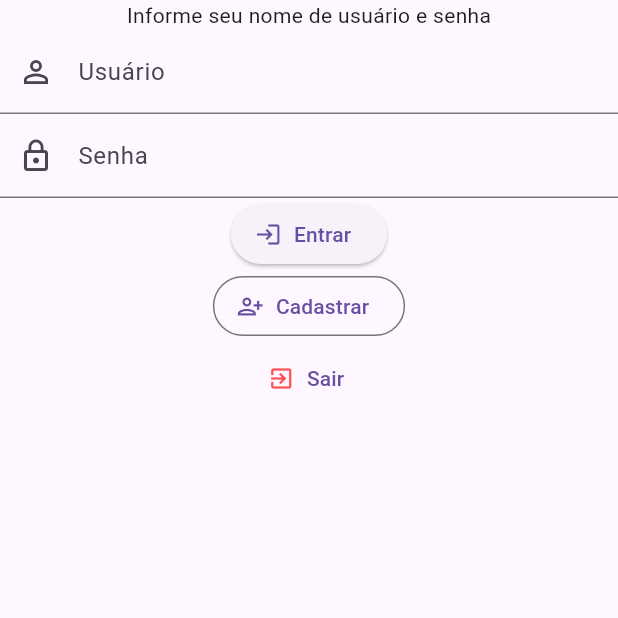
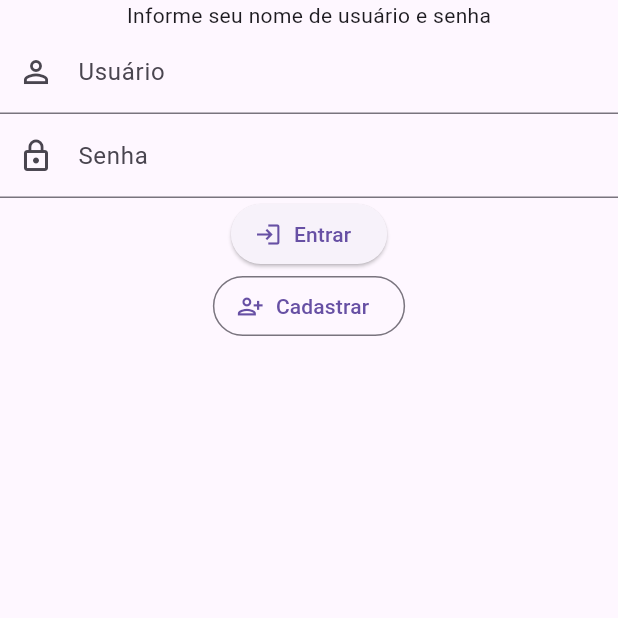
Before and after one commit to DiariamentePablo/prova_sub_mobile, a Flutter app: the screen it shows after launch, after a tap on "Entrar", on a phone screen of 412 x 824 dp, the top half of it. Run offline on Flutter 3.47's test engine with Material 3 defaults, Android fonts, the light colour scheme and no system bars; our stand-ins replace firebase_auth, firebase_core; accounts and stored records are empty; network calls fail.

Commit message:
Login de usuário - Correção de rotas e botão
1- O botão de sair - que estava especificado para outra tela e foi desenvolvido nesta por engano - foi removido.
2- Foi feita a adição da rota '/principal' ao main.dart e correção do botão que deveria encaminhar para a respectiva tela.

```diff
--- a/lib/main.dart
+++ b/lib/main.dart
@@ -1,11 +1,10 @@
-import 'package:firebase_auth/firebase_auth.dart';
 import 'package:flutter/material.dart';
 import 'package:firebase_core/firebase_core.dart';
 import 'package:prova_sub_mobile/telas/cadastro.dart';
+import 'package:prova_sub_mobile/telas/inicio.dart';
 import 'firebase_options.dart';
 import 'package:prova_sub_mobile/temas/tema_padrao.dart';
 import 'package:prova_sub_mobile/telas/login.dart';
-import 'package:prova_sub_mobile/telas/cadastro.dart';
 
 void main() async {
   WidgetsFlutterBinding.ensureInitialized();
@@ -26,6 +25,7 @@
       initialRoute: '/',
       routes: {
         '/cadastro': (context) => AdicionarItemPage(),
+        '/principal': (context) => TelaInicial(),
       },
       home: TelaLogin(),
     );
--- a/lib/telas/login.dart
+++ b/lib/telas/login.dart
@@ -1,6 +1,5 @@
 import 'package:flutter/material.dart';
 import 'package:prova_sub_mobile/database/classes/login_controller.dart';
-import 'package:prova_sub_mobile/temas/tema_padrao.dart';
 
 final formKey = GlobalKey<FormState>();
 final loginController = TextEditingController();
@@ -42,7 +41,7 @@ class _TelaLoginState extends State<TelaLogin> {
                   loginController.text,
                   senhaController.text,
                 )) {
-                  Navigator.pushNamed(context, '/cadastro');
+                  Navigator.pushNamed(context, '/principal');
                 } else {
                   ScaffoldMessenger.of(context).showSnackBar(
                     const SnackBar(
@@ -80,14 +79,6 @@ class _TelaLoginState extends State<TelaLogin> {
               icon: const Icon(Icons.person_add_alt_1_outlined),
               label: const Text('Cadastrar'),
             ),
-            TextButton.icon(
-              onPressed: () => Navigator.pop(context),
-              icon: const Icon(
-                Icons.exit_to_app,
-                color: Colors.redAccent,
-              ),
-              label: const Text('Sair'),
-            ),
           ],
         ),
       ),
```
